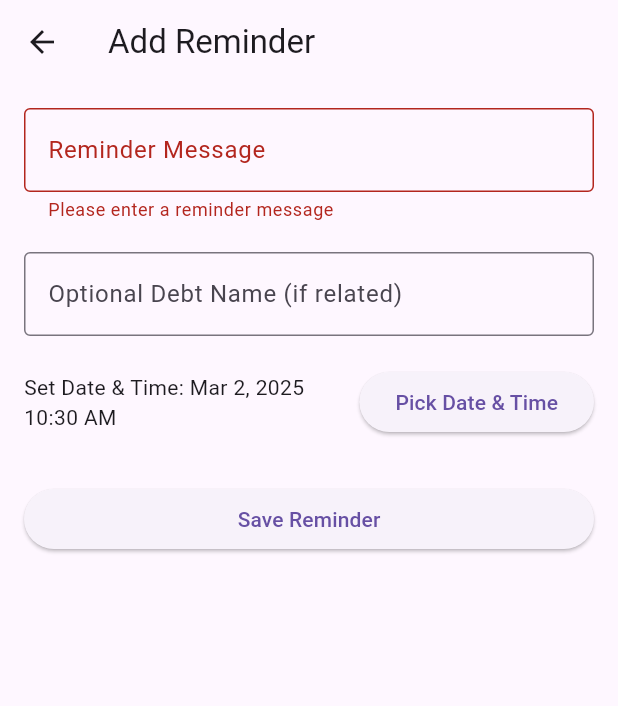
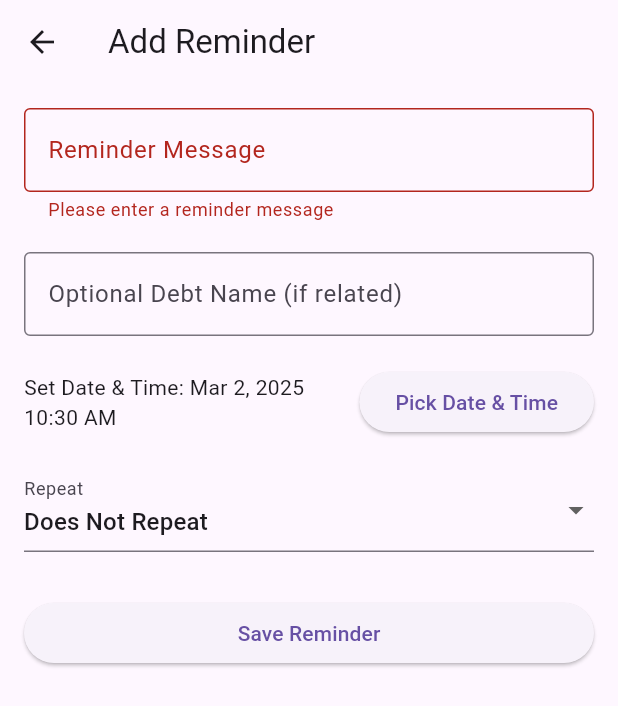
Before and after one commit to zulbiasa/debt_plus, a Flutter app: the AddReminderPage screen opened directly, after a tap on "Save Reminder", on a phone screen of 412 x 824 dp. Shown: the top 706 px of the screen. Run offline on Flutter 3.47's test engine with Material 3 defaults, Android fonts, the phone set to English and light mode, and no system bars; our stand-ins replace fl_chart, flutter_local_notifications, flutter_timezone, hive, hive_flutter, permission_handler and 1 more; accounts and stored records are empty.

Commit message:
Final Coding

```diff
--- a/lib/screens/add_debt_page.dart
+++ b/lib/screens/add_debt_page.dart
@@ -130,6 +130,7 @@ class _AddDebtPageState extends State<AddDebtPage> {
           body: 'Due today RM : ${totalAmount} for ${_purposeController.text}',
           hour: 10, // Midnight
           minute: 0,
+          repeatType: 'Does Not Repeat',
         );
         print('Notification scheduled for due date: ${DateFormat('dd/MM/yyyy').format(parsedDueDate)}');
       }
--- a/lib/screens/add_reminder_page.dart
+++ b/lib/screens/add_reminder_page.dart
@@ -1,7 +1,7 @@
 import 'package:flutter/material.dart';
-import 'package:hive_flutter/hive_flutter.dart'; // Import HiveFlutter for Flutter
+import 'package:hive_flutter/hive_flutter.dart';
 import '../models/notifications_service.dart';
-import '../models/reminder.dart'; // Import Reminder model
+import '../models/reminder.dart';
 import 'package:intl/intl.dart';
 
 class AddReminderPage extends StatefulWidget {
@@ -13,16 +13,17 @@ class _AddReminderPageState extends State<AddReminderPage> {
   final _formKey = GlobalKey<FormState>();
   TextEditingController _messageController = TextEditingController();
   DateTime _selectedDateTime = DateTime.now();
-  TextEditingController _debtNameController = TextEditingController(); // For optional debt name
+  TextEditingController _debtNameController = TextEditingController();
 
-  final NotiService notiService = NotiService(); // Instance of Notification Service
+  String _repeatType = "Does Not Repeat"; // Default repeat type
+
+  final NotiService notiService = NotiService();
 
   @override
   void initState() {
     super.initState();
-    notiService.initNotification(); // Initialize notification service
+    notiService.initNotification();
   }
-
 
   Future<void> _selectDateTime(BuildContext context) async {
     final DateTime? pickedDate = await showDatePicker(
@@ -56,28 +57,28 @@ class _AddReminderPageState extends State<AddReminderPage> {
       final reminderBox = Hive.box<Reminder>('reminders');
 
       Reminder newReminder = Reminder(
-        debtName: _debtNameController.text.trim(), // Optional debt name
+        debtName: _debtNameController.text.trim(),
         reminderDateTime: _selectedDateTime,
         message: _messageController.text.trim(),
       );
 
       await reminderBox.add(newReminder);
 
-      // Schedule Notification
-      await notiService.requestPermissions(); // Request permissions before scheduling
+      await notiService.requestPermissions();
       await notiService.scheduleNotification(
-        id: newReminder.key as int? ?? DateTime.now().millisecondsSinceEpoch, // Use Hive key or generate unique ID
-        title: _debtNameController.text.isNotEmpty ? 'Debt Reminder: ${_debtNameController.text.trim()}' : 'Reminder',
+        id: newReminder.key as int? ?? DateTime.now().millisecondsSinceEpoch,
+        title: _debtNameController.text.isNotEmpty
+            ? 'Debt Reminder: ${_debtNameController.text.trim()}'
+            : 'Reminder',
         body: _messageController.text.trim(),
         hour: _selectedDateTime.hour,
         minute: _selectedDateTime.minute,
+        repeatType: _repeatType , // Pass repeat type
       );
 
-
-      Navigator.pop(context); // Go back to RemindersPage
+      Navigator.pop(context);
     }
   }
-
 
   @override
   Widget build(BuildContext context) {
@@ -91,7 +92,9 @@ class _AddReminderPageState extends State<AddReminderPage> {
             children: <Widget>[
               TextFormField(
                 controller: _messageController,
-                decoration: InputDecoration(labelText: 'Reminder Message', border: OutlineInputBorder()),
+                decoration: InputDecoration(
+                    labelText: 'Reminder Message',
+                    border: OutlineInputBorder()),
                 validator: (value) {
                   if (value == null || value.isEmpty) {
                     return 'Please enter a reminder message';
@@ -102,8 +105,9 @@ class _AddReminderPageState extends State<AddReminderPage> {
               SizedBox(height: 20),
               TextFormField(
                 controller: _debtNameController,
-                decoration: InputDecoration(labelText: 'Optional Debt Name (if related)', border: OutlineInputBorder()),
-                // No validator needed as debt name is optional
+                decoration: InputDecoration(
+                    labelText: 'Optional Debt Name (if related)',
+                    border: OutlineInputBorder()),
               ),
               SizedBox(height: 20),
               Row(
@@ -119,6 +123,22 @@ class _AddReminderPageState extends State<AddReminderPage> {
                   ),
                 ],
               ),
+              SizedBox(height: 20),
+              DropdownButtonFormField<String>(
+                value: _repeatType,
+                decoration: InputDecoration(labelText: "Repeat"),
+                items: ["Does Not Repeat", "Daily", "Monthly"]
+                    .map((repeatOption) => DropdownMenuItem(
+                  value: repeatOption,
+                  child: Text(repeatOption),
+                ))
+                    .toList(),
+                onChanged: (newValue) {
+                  setState(() {
+                    _repeatType = newValue!;
+                  });
+                },
+              ),
               SizedBox(height: 30),
               ElevatedButton(
                 onPressed: _saveReminder,
--- a/lib/screens/reminder_page.dart
+++ b/lib/screens/reminder_page.dart
@@ -93,15 +93,15 @@ class _RemindersPageState extends State<RemindersPage> {
         trailing: IconButton(
           icon: Icon(Icons.delete, color: Colors.redAccent),
           onPressed: () {
-            _deleteReminder(index, reminder);
+            _deleteReminder(index, reminder, reminder.key);
           },
         ),
       ),
     );
   }
 
-  void _deleteReminder(int index, Reminder reminder) async {
-    NotiService().cancelAllNoti();
+  void _deleteReminder(int index, Reminder reminder, int id) async {
+    NotiService().cancelNoti(id);
     await reminderBox.deleteAt(index);
   }
 }
```
Also changed, not shown: lib/models/notifications_service.dart (+12 -3 lines).
